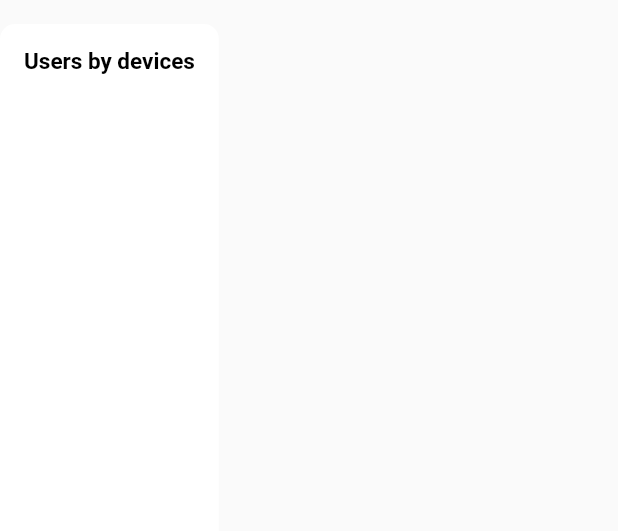
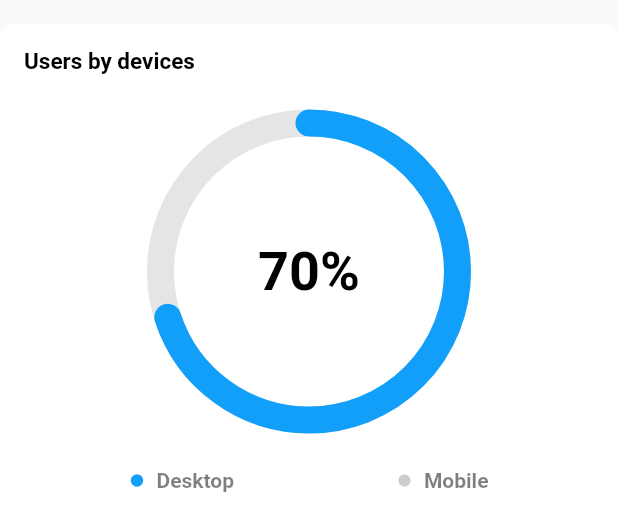
Before and after one commit to Rashadul-hub/admin_pannel, a Flutter app: the UsersByDevice widget shown alone on an empty page, opened directly, on a phone screen of 412 x 824 dp. Shown: the top 531 px of the screen. Run offline on Flutter 3.47's test engine with Material 2 defaults, Android fonts, the phone set to English and light mode, and no system bars; our stand-ins replace fl_chart, flutter_svg; statements that could not run were skipped.

Commit message:
Padding management with custom paint

```diff
--- a/lib/screens/components/users_by_device.dart
+++ b/lib/screens/components/users_by_device.dart
@@ -26,6 +26,18 @@ class UsersByDevice extends StatelessWidget {
                 fontSize: 15,
                 fontWeight: FontWeight.w700,
               ),
+            ),
+            Container(
+              margin: EdgeInsets.all(appPadding),
+              padding: EdgeInsets.all(appPadding),
+              height: 230,
+              child: CustomPaint(
+                foregroundPainter: RadialPainter(
+                  bgColor: textColor.withOpacity(0.1),
+                  lineColor: primaryColor,
+                  percent: 0.7,
+                  width: 18.0,
+                ),
                 child: Center(
                   child: Text(
                     '70%',
@@ -37,8 +49,55 @@ class UsersByDevice extends StatelessWidget {
                   ),
                 ),
               ),
+            ),
+            Padding(
+              padding: const EdgeInsets.symmetric(horizontal: appPadding),
+              child: Row(
+                mainAxisAlignment: MainAxisAlignment.spaceAround,
+                children: [
+                  Row(
+                    children: [
+                      Icon(
+                        Icons.circle,
+                        color: primaryColor,
+                        size: 10,
+                      ),
+                      SizedBox(
+                        width: appPadding / 2,
+                      ),
+                      Text(
+                        'Desktop',
+                        style: TextStyle(
+                          color: textColor.withOpacity(0.5),
+                          fontWeight: FontWeight.bold,
+                        ),
+                      ),
+                    ],
+                  ),
+                  Row(
+                    children: [
+                      Icon(
+                        Icons.circle,
+                        color: textColor.withOpacity(0.2),
+                        size: 10,
+                      ),
+                      SizedBox(
+                        width: appPadding / 2,
+                      ),
+                      Text(
+                        'Mobile',
+                        style: TextStyle(
+                          color: textColor.withOpacity(0.5),
+                          fontWeight: FontWeight.bold,
+                        ),
+                      ),
+                    ],
+                  ),
+                ],
+              ),
             )
           ],
+        ),
       ),
     );
   }
```
Lines whose indentation alone changed are shown as unchanged.
